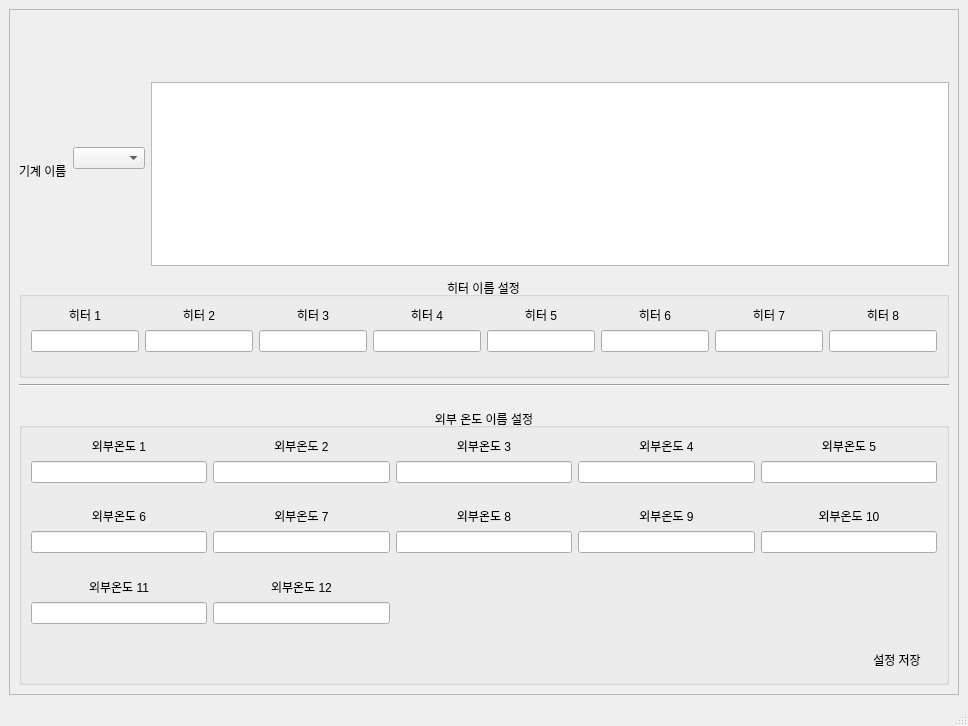
good7zzang/QT_DBA, file heatername_setting.ui: the form before one commit.
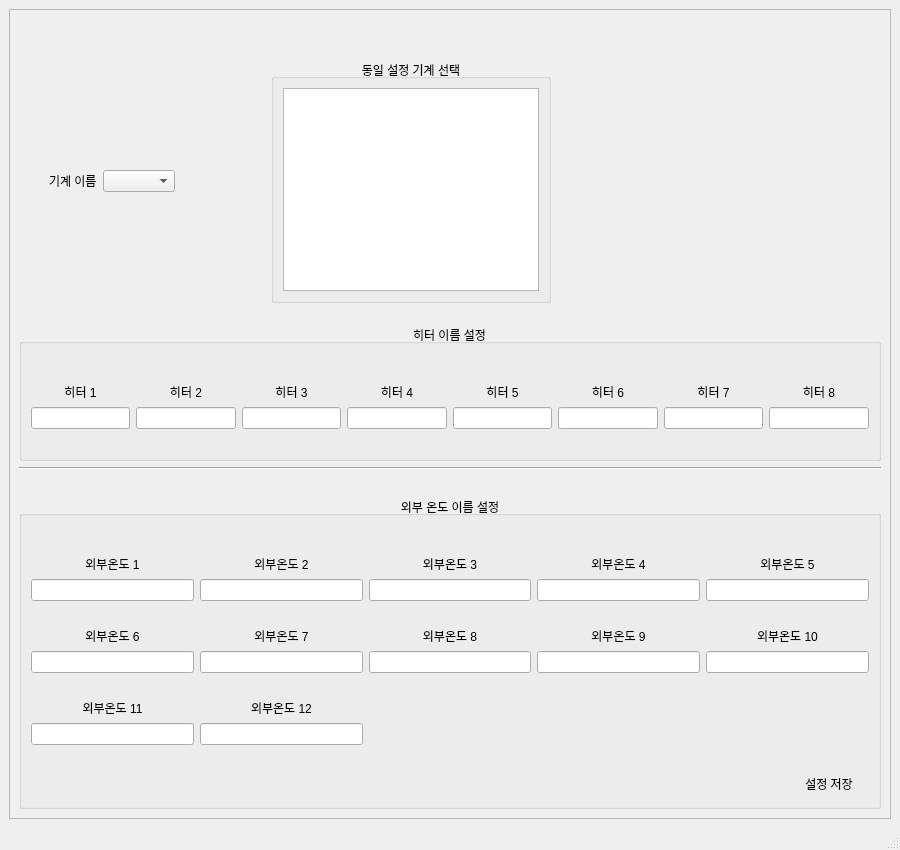
The form after the commit.

The edit to the form file:
```diff
--- a/heatername_setting.ui
+++ b/heatername_setting.ui
@@ -6,8 +6,8 @@
    <rect>
     <x>0</x>
     <y>0</y>
-    <width>968</width>
-    <height>726</height>
+    <width>900</width>
+    <height>850</height>
    </rect>
   </property>
   <property name="windowTitle">
@@ -25,36 +25,52 @@
         <rect>
          <x>0</x>
          <y>0</y>
-         <width>944</width>
-         <height>651</height>
+         <width>876</width>
+         <height>775</height>
         </rect>
        </property>
        <layout class="QGridLayout" name="gridLayout_3">
-        <item row="1" column="0">
-         <spacer name="verticalSpacer_7">
-          <property name="orientation">
-           <enum>Qt::Vertical</enum>
-          </property>
-          <property name="sizeType">
-           <enum>QSizePolicy::Maximum</enum>
-          </property>
-          <property name="sizeHint" stdset="0">
-           <size>
-            <width>20</width>
-            <height>20</height>
-           </size>
-          </property>
-         </spacer>
-        </item>
         <item row="0" column="0">
          <layout class="QGridLayout" name="gridLayout_9">
-          <item row="0" column="2">
+          <item row="1" column="6">
+           <spacer name="horizontalSpacer_4">
+            <property name="orientation">
+             <enum>Qt::Horizontal</enum>
+            </property>
+            <property name="sizeType">
+             <enum>QSizePolicy::Expanding</enum>
+            </property>
+            <property name="sizeHint" stdset="0">
+             <size>
+              <width>40</width>
+              <height>20</height>
+             </size>
+            </property>
+           </spacer>
+          </item>
+          <item row="1" column="3" rowspan="3">
+           <widget class="QComboBox" name="Co_Machinelist"/>
+          </item>
+          <item row="1" column="2" rowspan="3">
+           <widget class="QLabel" name="label_8">
+            <property name="sizePolicy">
+             <sizepolicy hsizetype="Preferred" vsizetype="Preferred">
+              <horstretch>0</horstretch>
+              <verstretch>0</verstretch>
+             </sizepolicy>
+            </property>
+            <property name="text">
+             <string>기계 이름</string>
+            </property>
+           </widget>
+          </item>
+          <item row="0" column="3">
            <spacer name="verticalSpacer_8">
             <property name="orientation">
              <enum>Qt::Vertical</enum>
             </property>
             <property name="sizeType">
-             <enum>QSizePolicy::Maximum</enum>
+             <enum>QSizePolicy::Preferred</enum>
             </property>
             <property name="sizeHint" stdset="0">
              <size>
@@ -70,7 +86,7 @@
              <enum>Qt::Horizontal</enum>
             </property>
             <property name="sizeType">
-             <enum>QSizePolicy::Maximum</enum>
+             <enum>QSizePolicy::Preferred</enum>
             </property>
             <property name="sizeHint" stdset="0">
              <size>
@@ -80,60 +96,60 @@
             </property>
            </spacer>
           </item>
-          <item row="1" column="3">
+          <item row="0" column="4">
            <spacer name="horizontalSpacer_2">
             <property name="orientation">
              <enum>Qt::Horizontal</enum>
             </property>
             <property name="sizeType">
-             <enum>QSizePolicy::Expanding</enum>
+             <enum>QSizePolicy::Maximum</enum>
             </property>
             <property name="sizeHint" stdset="0">
              <size>
-              <width>30</width>
-              <height>20</height>
+              <width>90</width>
+              <height>0</height>
              </size>
             </property>
            </spacer>
           </item>
-          <item row="3" column="3">
-           <widget class="QListView" name="listView"/>
-          </item>
-          <item row="2" column="1" rowspan="2">
-           <widget class="QLabel" name="label_8">
+          <item row="1" column="5" rowspan="3">
+           <widget class="QGroupBox" name="groupBox_3">
             <property name="sizePolicy">
-             <sizepolicy hsizetype="Preferred" vsizetype="Maximum">
+             <sizepolicy hsizetype="Preferred" vsizetype="Preferred">
               <horstretch>0</horstretch>
               <verstretch>0</verstretch>
              </sizepolicy>
             </property>
-            <property name="text">
-             <string>기계 이름</string>
+            <property name="title">
+             <string>동일 설정 기계 선택</string>
             </property>
+            <property name="alignment">
+             <set>Qt::AlignCenter</set>
+            </property>
+            <property name="flat">
+             <bool>true</bool>
+            </property>
+            <layout class="QGridLayout" name="gridLayout_11">
+             <item row="0" column="0">
+              <layout class="QGridLayout" name="gridLayout_10">
+               <item row="0" column="0">
+                <widget class="QListView" name="listView">
+                 <property name="sizePolicy">
+                  <sizepolicy hsizetype="Preferred" vsizetype="Preferred">
+                   <horstretch>0</horstretch>
+                   <verstretch>0</verstretch>
+                  </sizepolicy>
+                 </property>
+                </widget>
+               </item>
+              </layout>
+             </item>
+            </layout>
            </widget>
           </item>
-          <item row="1" column="2" rowspan="3">
-           <widget class="QComboBox" name="Co_Machinelist"/>
-          </item>
          </layout>
         </item>
         <item row="2" column="0">
-         <spacer name="verticalSpacer_6">
-          <property name="orientation">
-           <enum>Qt::Vertical</enum>
-          </property>
-          <property name="sizeType">
-           <enum>QSizePolicy::Maximum</enum>
-          </property>
-          <property name="sizeHint" stdset="0">
-           <size>
-            <width>20</width>
-            <height>20</height>
-           </size>
-          </property>
-         </spacer>
-        </item>
-        <item row="3" column="0">
          <layout class="QGridLayout" name="gridLayout_2">
           <item row="2" column="0">
            <spacer name="verticalSpacer">
@@ -153,6 +169,12 @@
           </item>
           <item row="3" column="0">
            <widget class="QGroupBox" name="groupBox_2">
+            <property name="sizePolicy">
+             <sizepolicy hsizetype="Preferred" vsizetype="Preferred">
+              <horstretch>0</horstretch>
+              <verstretch>0</verstretch>
+             </sizepolicy>
+            </property>
             <property name="title">
              <string>외부 온도 이름 설정</string>
             </property>
@@ -163,7 +185,23 @@
              <bool>true</bool>
             </property>
             <layout class="QGridLayout" name="gridLayout_7">
-             <item row="1" column="0">
+             <item row="0" column="0">
+              <spacer name="verticalSpacer_7">
+               <property name="orientation">
+                <enum>Qt::Vertical</enum>
+               </property>
+               <property name="sizeType">
+                <enum>QSizePolicy::Preferred</enum>
+               </property>
+               <property name="sizeHint" stdset="0">
+                <size>
+                 <width>20</width>
+                 <height>30</height>
+                </size>
+               </property>
+              </spacer>
+             </item>
+             <item row="2" column="0">
               <spacer name="verticalSpacer_5">
                <property name="orientation">
                 <enum>Qt::Vertical</enum>
@@ -179,7 +217,7 @@
                </property>
               </spacer>
              </item>
-             <item row="0" column="0">
+             <item row="1" column="0">
               <layout class="QGridLayout" name="gridLayout_6">
                <item row="0" column="1">
                 <widget class="QLabel" name="label_10">
@@ -233,6 +271,12 @@
                </item>
                <item row="1" column="0">
                 <widget class="QLineEdit" name="Li_Heater9">
+                 <property name="sizePolicy">
+                  <sizepolicy hsizetype="Preferred" vsizetype="Fixed">
+                   <horstretch>0</horstretch>
+                   <verstretch>0</verstretch>
+                  </sizepolicy>
+                 </property>
                  <property name="alignment">
                   <set>Qt::AlignCenter</set>
                  </property>
@@ -244,7 +288,7 @@
                   <enum>Qt::Vertical</enum>
                  </property>
                  <property name="sizeType">
-                  <enum>QSizePolicy::Maximum</enum>
+                  <enum>QSizePolicy::Preferred</enum>
                  </property>
                  <property name="sizeHint" stdset="0">
                   <size>
@@ -383,7 +427,7 @@
                   <enum>Qt::Vertical</enum>
                  </property>
                  <property name="sizeType">
-                  <enum>QSizePolicy::Maximum</enum>
+                  <enum>QSizePolicy::Preferred</enum>
                  </property>
                  <property name="sizeHint" stdset="0">
                   <size>
@@ -419,7 +463,7 @@
                </item>
               </layout>
              </item>
-             <item row="2" column="0">
+             <item row="3" column="0">
               <layout class="QGridLayout" name="gridLayout_8">
                <item row="0" column="0">
                 <spacer name="horizontalSpacer">
@@ -462,6 +506,22 @@
             </property>
             <layout class="QGridLayout" name="gridLayout_5">
              <item row="0" column="0">
+              <spacer name="verticalSpacer_9">
+               <property name="orientation">
+                <enum>Qt::Vertical</enum>
+               </property>
+               <property name="sizeType">
+                <enum>QSizePolicy::Preferred</enum>
+               </property>
+               <property name="sizeHint" stdset="0">
+                <size>
+                 <width>20</width>
+                 <height>30</height>
+                </size>
+               </property>
+              </spacer>
+             </item>
+             <item row="1" column="0">
               <layout class="QGridLayout" name="gridLayout_4">
                <item row="1" column="6">
                 <widget class="QLineEdit" name="Li_Heater7">
@@ -610,7 +670,7 @@
                </item>
               </layout>
              </item>
-             <item row="1" column="0">
+             <item row="2" column="0">
               <spacer name="verticalSpacer_2">
                <property name="orientation">
                 <enum>Qt::Vertical</enum>
@@ -638,6 +698,22 @@
           </item>
          </layout>
         </item>
+        <item row="1" column="0">
+         <spacer name="verticalSpacer_6">
+          <property name="orientation">
+           <enum>Qt::Vertical</enum>
+          </property>
+          <property name="sizeType">
+           <enum>QSizePolicy::Minimum</enum>
+          </property>
+          <property name="sizeHint" stdset="0">
+           <size>
+            <width>20</width>
+            <height>15</height>
+           </size>
+          </property>
+         </spacer>
+        </item>
        </layout>
       </widget>
      </widget>
```
Left out of the diff: 2 changed lines with no effect on the pictures.
